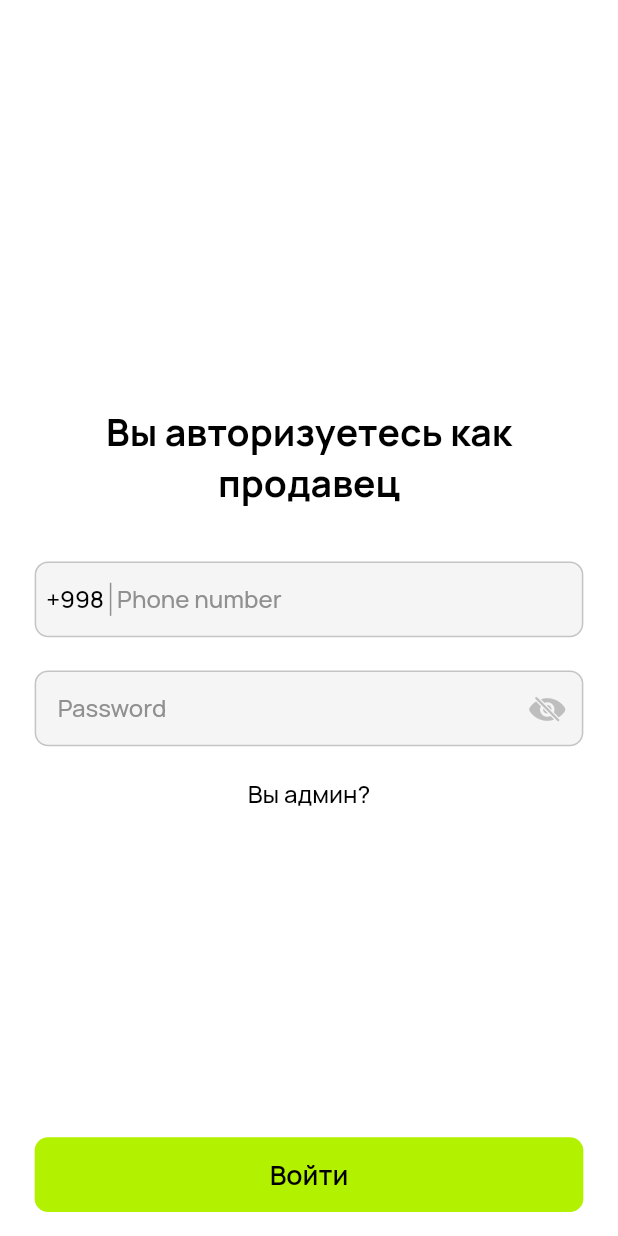
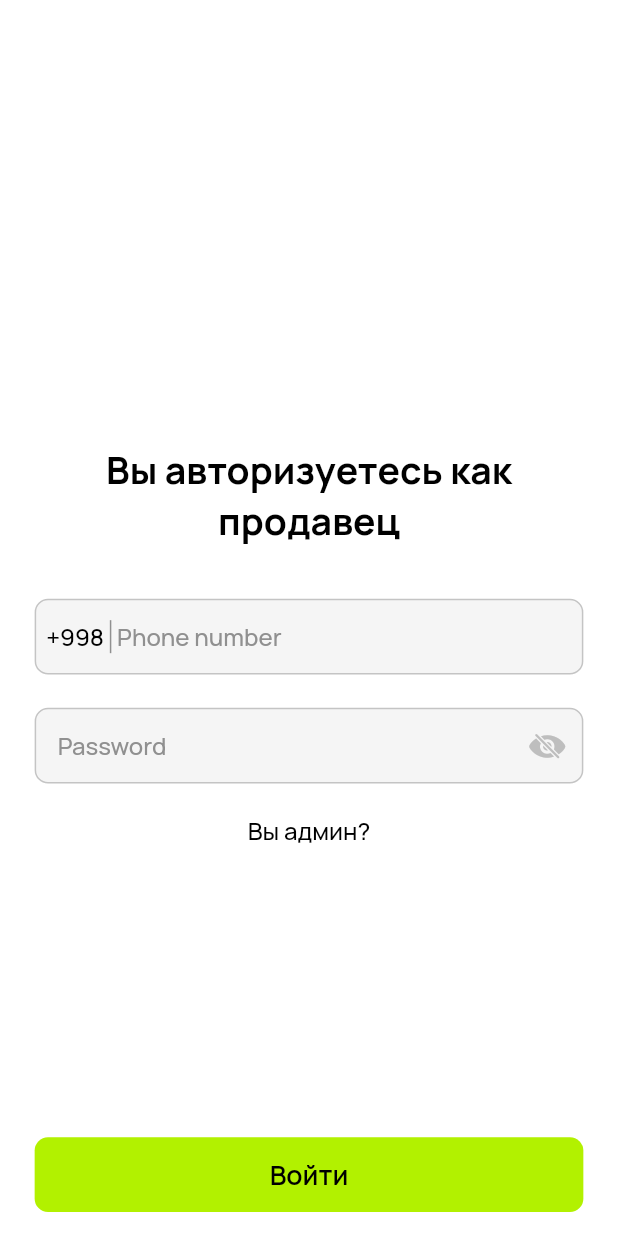
Before and after one commit to imjavakhir/admin_seller, a Flutter app: the screen it shows after launch, on a phone screen of 412 x 824 dp. Run offline on Flutter 3.47's test engine with Material 2 defaults, Android fonts, the light colour scheme and no system bars; our stand-ins replace dio, dropdown_button2, equatable, firebase_core, firebase_messaging, flutter_bloc and 10 more; accounts and stored records are empty.

Commit message:
fixed bugs

```diff
--- a/lib/app_const/app_pages.dart
+++ b/lib/app_const/app_pages.dart
@@ -7,6 +7,7 @@ import 'package:admin_seller/features/seller/presentation/pages/notification_pag
 
 import 'package:admin_seller/src/theme/text_styles.dart';
 import 'package:flutter/material.dart';
+import 'package:flutter_screenutil/flutter_screenutil.dart';
 
 abstract class AppPages {
   static Route<dynamic> generateRoute(RouteSettings settings) {
@@ -27,9 +28,13 @@ abstract class AppPages {
         return MaterialPageRoute(
             builder: (_) => Scaffold(
                   body: Center(
-                    child: Text(
-                      'Пожалуйста, перезапустите приложение',
-                      style: Styles.headline1,
+                    child: Padding(
+                      padding: EdgeInsets.symmetric(horizontal: 36.w),
+                      child: Text(
+                        'Пожалуйста, перезапустите приложение',
+                        textAlign: TextAlign.center,
+                        style: Styles.headline1,
+                      ),
                     ),
                   ),
                 ));
--- a/lib/features/accept_online/presentation/widgets/accept_widget.dart
+++ b/lib/features/accept_online/presentation/widgets/accept_widget.dart
@@ -40,7 +40,7 @@ class AcceptWidget extends StatelessWidget {
                     color: AppColors.cardShadow,
                     offset: const Offset(0, 0))
               ]),
-          height: 80.h,
+          height: 90.h,
           width: double.maxFinite,
           padding: EdgeInsets.symmetric(horizontal: 10.w, vertical: 10.h),
           child: Column(
--- a/lib/features/auth_feature/presentation/pages/auth_page.dart
+++ b/lib/features/auth_feature/presentation/pages/auth_page.dart
@@ -8,6 +8,7 @@ import 'package:admin_seller/features/main_feature/data/data_src/hive_local_data
 import 'package:admin_seller/features/main_feature/data/data_src/local_data_src.dart';
 import 'package:admin_seller/src/decoration/input_text_mask.dart';
 import 'package:admin_seller/src/validators/validators.dart';
+import 'package:admin_seller/src/widgets/appbar_widget.dart';
 import 'package:admin_seller/src/widgets/longbutton.dart';
 import 'package:admin_seller/src/widgets/textfield_widget.dart';
 import 'package:flutter/material.dart';
@@ -35,6 +36,7 @@ class AuthPage extends StatelessWidget {
         return GestureDetector(
           onTap: () => FocusManager.instance.primaryFocus?.unfocus(),
           child: Scaffold(
+            appBar: const AppBarWidget(title: ''),
             body: Center(
               child: SingleChildScrollView(
                 child: Column(
--- a/lib/features/seller/presentation/blocs/seller_event.dart
+++ b/lib/features/seller/presentation/blocs/seller_event.dart
@@ -24,10 +24,11 @@ class ClientInfoListEvent extends SellerEvent {
 }
 
 class ClearVisits extends SellerEvent {
+  final bool report;
   final String id;
   final int index;
 
-  const ClearVisits(this.index, this.id);
+  const ClearVisits(this.index, this.id, this.report);
 }
 
 class SavePauseInfo extends SellerEvent {}
@@ -75,4 +76,5 @@ class HelpNotifications extends SellerEvent {
 }
 
 class ChangeReportStatus extends SellerEvent {}
-class GetNewSellerVisits extends SellerEvent{}
+
+class GetNewSellerVisits extends SellerEvent {}
--- a/lib/features/seller/presentation/blocs/seller_state.dart
+++ b/lib/features/seller/presentation/blocs/seller_state.dart
@@ -12,6 +12,7 @@ class SellerState {
   final Sellers? selectedSeller;
   final bool isShared;
   List<HelpClientInfo?> helpClients;
+  final bool loadingdata;
 
   SellerState(
       {required this.clientInfoList,
@@ -24,7 +25,8 @@ class SellerState {
       this.whereFrom,
       this.showLoading = false,
       this.showLoadingBottomSheet = false,
-      this.selectedIndex = -1});
+      this.selectedIndex = -1,
+      this.loadingdata=false});
 
   SellerState copyWith(
       {final List<ClientInfo?>? clientInfoList,
@@ -37,9 +39,11 @@ class SellerState {
       final List<Sellers?>? sellerList,
       final Sellers? selectedSeller,
       List<HelpClientInfo?>? helpClients,
-      final bool? isShared}) {
+      final bool? isShared,
+      final bool? loadingdata}) {
     // debugPrint('Error ------------- $error');
     return SellerState(
+      loadingdata: loadingdata??this.loadingdata,
         helpClients: helpClients ?? this.helpClients,
         isReported: isReported ?? this.isReported,
         isPaused: isPaused ?? this.isPaused,
--- a/lib/features/seller/repository/seller_repo.dart
+++ b/lib/features/seller/repository/seller_repo.dart
@@ -87,8 +87,8 @@ class SellerRepository {
     return userOnlineModel;
   }
 
-  Future<EmptySelling?> sendEmptySelling({required String id}) async {
-    final data = {"notification": id, "is_empty": true, "report": true};
+  Future<EmptySelling?> sendEmptySelling({required String id, required bool report}) async {
+    final data = {"notification": id, "is_empty": true, "report": report};
     final token = await AuthLocalDataSource().getLogToken();
     EmptySelling? emptySelling;
     try {
--- a/lib/features/seller_admin/presentation/blocs/seller_admin_bloc.dart
+++ b/lib/features/seller_admin/presentation/blocs/seller_admin_bloc.dart
@@ -31,7 +31,10 @@ class SellerAdminBloc extends Bloc<SellerAdminEvent, SellerAdminState> {
 
   void _onSellerChangeEvent(
       OnSellerChangeEvent event, Emitter<SellerAdminState> emit) {
-    emit(state.copyWith(sellerType: event.seller));
+    emit(state.copyWith(
+        sellerType: event.seller,
+        selectedSeller:
+            Sellers(id: '', fullname: 'Виберите продавца', phoneNumber: '')));
   }
 
   void _selectedSellerEvent(
--- a/lib/features/seller_admin/presentation/blocs/seller_admin_event.dart
+++ b/lib/features/seller_admin/presentation/blocs/seller_admin_event.dart
@@ -21,6 +21,5 @@ class SelectedSellerEvent extends SellerAdminEvent {
     required this.selectedSeller,
   });
 }
-class SendClient extends SellerAdminEvent{
 
-}
+class SendClient extends SellerAdminEvent {}
--- a/lib/features/seller_admin/presentation/pages/admin_seller.dart
+++ b/lib/features/seller_admin/presentation/pages/admin_seller.dart
@@ -179,6 +179,9 @@ class _AdminSellerPageState extends State<AdminSellerPage> {
                                       state.selectedSeller!.id!,
                                       _detailsController.text);
                                 }
+                                BlocProvider.of<SellerAdminBloc>(context).add(
+                                    const OnSellerChangeEvent(Seller.auto));
+
                                 _detailsController.text = '';
                               }
 
--- a/lib/features/seller_admin/presentation/widgets/sellers_widget.dart
+++ b/lib/features/seller_admin/presentation/widgets/sellers_widget.dart
@@ -41,6 +41,11 @@ class _SellerListWidgetState extends State<SellerListWidget> {
                   'Выберите продавца',
                   style: Styles.headline2,
                 ),
+              ),
+              ScreenUtil().setVerticalSpacing(10),
+              const Divider(
+                color: AppColors.grey,
+                height: 0,
               ),
               Flexible(
                 child: state.sellerList!.isEmpty
--- a/lib/src/validators/validators.dart
+++ b/lib/src/validators/validators.dart
@@ -6,6 +6,7 @@ abstract class Validators {
 
     return null;
   }
+
 
   static String? phoneNumber(String? value) {
     if (value == null || value.isEmpty) {
--- a/lib/src/widgets/appbar_widget.dart
+++ b/lib/src/widgets/appbar_widget.dart
@@ -12,7 +12,8 @@ class AppBarWidget extends StatelessWidget implements PreferredSize {
   const AppBarWidget({
     super.key,
     required this.title,
-    this.leading, this.actions,
+    this.leading,
+    this.actions,
   });
 
   @override
@@ -20,9 +21,10 @@ class AppBarWidget extends StatelessWidget implements PreferredSize {
     return AppBar(
       leading: leading,
       systemOverlayStyle: const SystemUiOverlayStyle(
-        statusBarColor: Colors.transparent,
-        statusBarIconBrightness: Brightness.dark,
-      ),
+          statusBarColor: Colors.transparent,
+          statusBarIconBrightness: Brightness.dark,
+          systemNavigationBarColor: AppColors.black,
+          systemNavigationBarIconBrightness: Brightness.light),
       actions: actions,
       elevation: 0,
       centerTitle: true,
--- a/lib/src/widgets/textfield_widget.dart
+++ b/lib/src/widgets/textfield_widget.dart
@@ -50,6 +50,7 @@ class TextfieldWidget extends StatelessWidget {
     return Padding(
         padding: EdgeInsets.symmetric(horizontal: paddingW.w),
         child: TextFormField(
+          maxLength: isSoldField ? 11 : null,
           validator: validator,
           key: textFieldKey,
           onTap: () {
@@ -68,6 +69,7 @@ class TextfieldWidget extends StatelessWidget {
           controller: textEditingController,
           keyboardType: textInputType,
           decoration: InputDecoration(
+              counterText: '',
               isCollapsed: true,
               prefixIcon: isPhoneNumber
                   ? Container(
--- a/lib/src/widgets/transparent_longbutton.dart
+++ b/lib/src/widgets/transparent_longbutton.dart
@@ -5,7 +5,7 @@ import 'package:admin_seller/src/theme/text_styles.dart';
 
 class TransparentLongButton extends StatelessWidget {
   final String buttonName;
-  final VoidCallback onTap;
+  final VoidCallback? onTap;
   final double width;
   final double height;
   final double fontsize;
```
Also changed, not shown: lib/features/seller/presentation/blocs/seller_bloc.dart (+15 -6 lines), lib/features/seller/presentation/pages/add_client_page.dart (+5 -3 lines), lib/features/seller/presentation/pages/seller.dart (+21 -2 lines), lib/features/seller/presentation/widgets/seller_card.dart (+20 -8 lines), lib/features/seller/presentation/widgets/share_seller_list.dart (+9 -2 lines), 1 other file.
